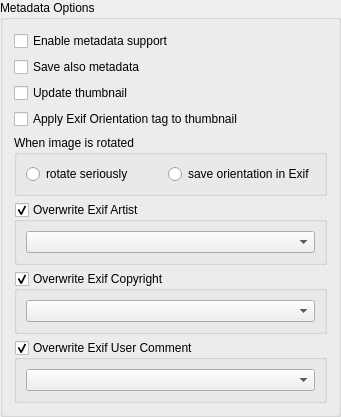
This is dialogs/options/metadatagroupbox.ui in marek629/SIR as Qt 5 draws it before an edit. The edited form follows.
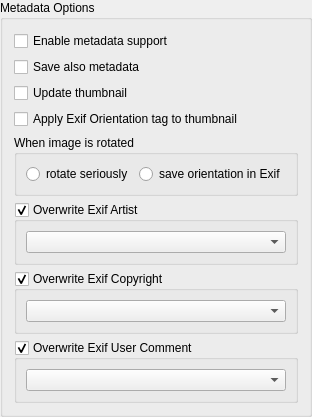
This is the edited form. Custom widgets are drawn as their Qt base class.

The edit to the form file:
```diff
--- a/dialogs/options/metadatagroupbox.ui
+++ b/dialogs/options/metadatagroupbox.ui
@@ -2,14 +2,6 @@
 <ui version="4.0">
  <class>MetadataGroupBox</class>
  <widget class="QGroupBox" name="MetadataGroupBox">
-  <property name="geometry">
-   <rect>
-    <x>0</x>
-    <y>0</y>
-    <width>341</width>
-    <height>394</height>
-   </rect>
-  </property>
   <property name="title">
    <string>Metadata Options</string>
   </property>
```
